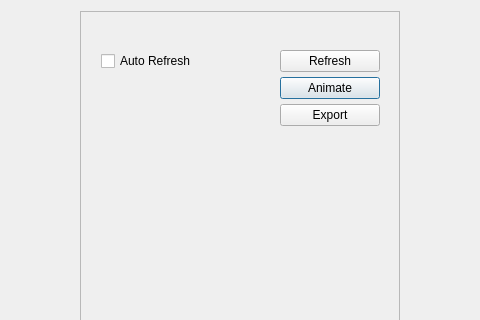
First picture: the form in SciDataTool/GUI/DDataPlotter/DDataPlotter.ui, repository Eomys/SciDataTool, before the edit; both pictures show x 311 to 791 and y 0 to 320 of the 1102 by 811 pixel window.
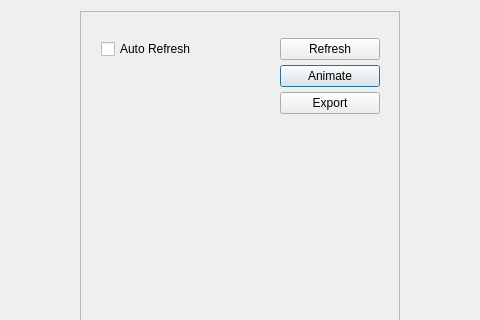
Second picture: the form after the edit. Custom widgets are drawn as their Qt base class.

Diff of the .ui file:
```diff
--- a/SciDataTool/GUI/DDataPlotter/DDataPlotter.ui
+++ b/SciDataTool/GUI/DDataPlotter/DDataPlotter.ui
@@ -59,6 +59,9 @@
        </size>
       </property>
       <layout class="QVBoxLayout" name="verticalLayout_2">
+       <property name="spacing">
+        <number>2</number>
+       </property>
        <item>
         <widget class="WVectorSelector" name="w_vect_selector" native="true">
          <property name="sizePolicy">
```
